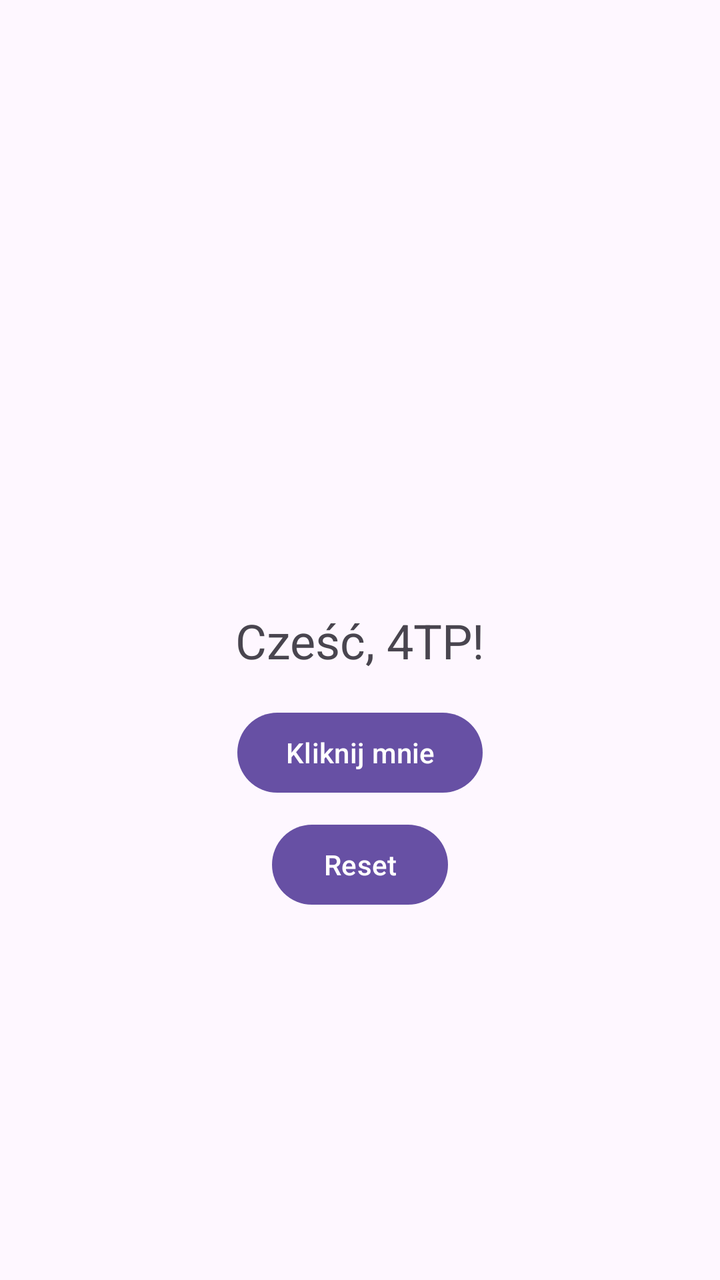
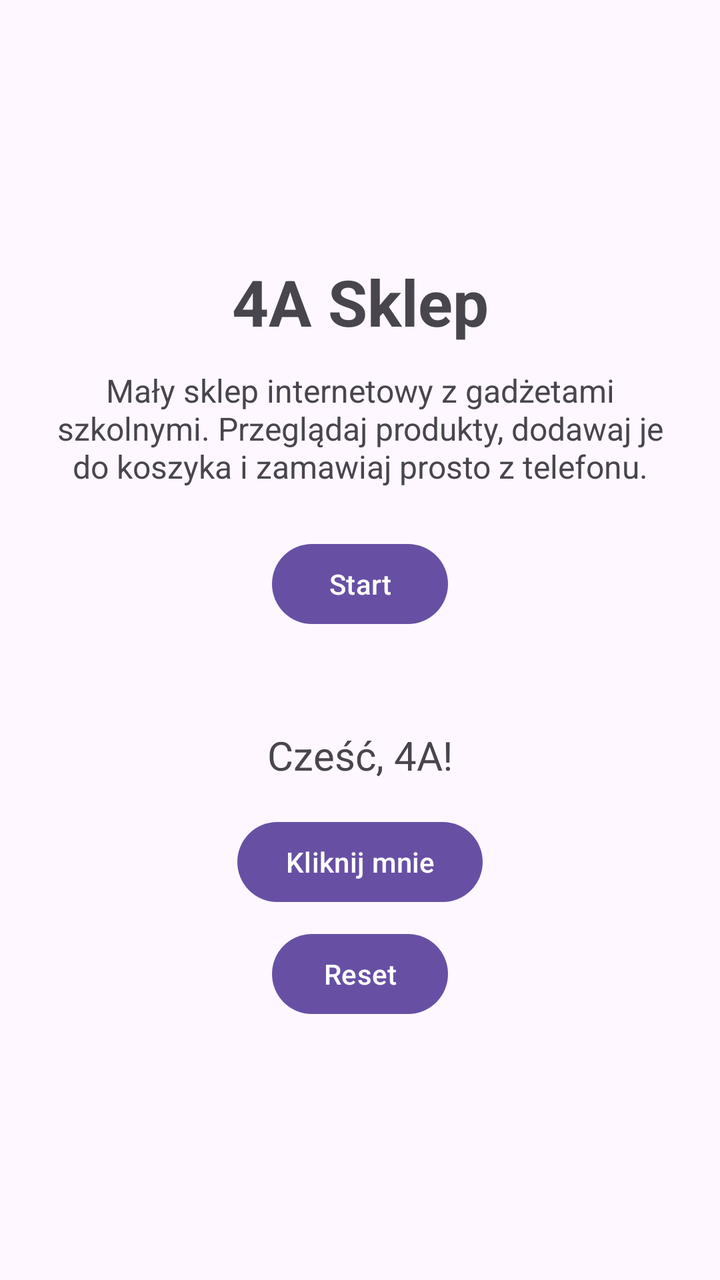

The first picture is an Android layout as it rendered before a commit; the second is the same layout after the commit. The layout source and the unified diff follow.
<!-- AndroidManifest.xml: application theme Theme.HelloApp -->
<!-- res/layout/activity_main.xml -->
<?xml version="1.0" encoding="utf-8"?>
<androidx.constraintlayout.widget.ConstraintLayout xmlns:android="http://schemas.android.com/apk/res/android"
    xmlns:app="http://schemas.android.com/apk/res-auto"
    xmlns:tools="http://schemas.android.com/tools"
    android:id="@+id/main"
    android:layout_width="match_parent"
    android:layout_height="match_parent"
    tools:context=".MainActivity">

    <TextView
        android:id="@+id/text_greeting"
        android:layout_width="wrap_content"
        android:layout_height="wrap_content"
        android:text="@string/greeting"
        android:textSize="24sp"
        app:layout_constraintBottom_toBottomOf="parent"
        app:layout_constraintEnd_toEndOf="parent"
        app:layout_constraintStart_toStartOf="parent"
        app:layout_constraintTop_toTopOf="parent" />

    <Button
        android:id="@+id/button_click"
        android:layout_width="wrap_content"
        android:layout_height="wrap_content"
        android:layout_marginTop="16dp"
        android:text="@string/button_click"
        app:layout_constraintEnd_toEndOf="parent"
        app:layout_constraintStart_toStartOf="parent"
        app:layout_constraintTop_toBottomOf="@id/text_greeting" />

    <Button
        android:id="@+id/button_reset"
        android:layout_width="wrap_content"
        android:layout_height="wrap_content"
        android:layout_marginTop="8dp"
        android:text="@string/button_reset"
        app:layout_constraintEnd_toEndOf="parent"
        app:layout_constraintStart_toStartOf="parent"
        app:layout_constraintTop_toBottomOf="@id/button_click" />

</androidx.constraintlayout.widget.ConstraintLayout>
<!-- resources referenced by this layout -->
<resources>
  <string name="button_click">Kliknij mnie</string>
  <string name="button_reset">Reset</string>
  <string name="greeting">Cześć, 4TP!</string>
  <style name="Theme.HelloApp" parent="Base.Theme.HelloApp" />
  <style name="Base.Theme.HelloApp" parent="Theme.Material3.DayNight.NoActionBar">
          
          
      </style>
</resources>

<!-- the commit's change to res/layout/activity_main.xml (unified diff, before → after) -->
@@ -7,16 +7,58 @@
     android:layout_height="match_parent"
     tools:context=".MainActivity">
 
+    
+    <TextView
+        android:id="@+id/text_title"
+        android:layout_width="wrap_content"
+        android:layout_height="wrap_content"
+        android:text="@string/shop_title"
+        android:textSize="32sp"
+        android:textStyle="bold"
+        app:layout_constraintBottom_toTopOf="@id/text_description"
+        app:layout_constraintEnd_toEndOf="parent"
+        app:layout_constraintStart_toStartOf="parent"
+        app:layout_constraintTop_toTopOf="parent"
+        app:layout_constraintVertical_chainStyle="packed" />
+
+    <TextView
+        android:id="@+id/text_description"
+        android:layout_width="0dp"
+        android:layout_height="wrap_content"
+        android:layout_marginStart="24dp"
+        android:layout_marginTop="12dp"
+        android:layout_marginEnd="24dp"
+        android:gravity="center"
+        android:text="@string/shop_description"
+        android:textSize="16sp"
+        app:layout_constraintBottom_toTopOf="@id/button_start"
+        app:layout_constraintEnd_toEndOf="parent"
+        app:layout_constraintStart_toStartOf="parent"
+        app:layout_constraintTop_toBottomOf="@id/text_title" />
+
+    <Button
+        android:id="@+id/button_start"
+        android:layout_width="wrap_content"
+        android:layout_height="wrap_content"
+        android:layout_marginTop="24dp"
+        android:text="@string/button_start"
+        app:layout_constraintBottom_toTopOf="@id/text_greeting"
+        app:layout_constraintEnd_toEndOf="parent"
+        app:layout_constraintStart_toStartOf="parent"
+        app:layout_constraintTop_toBottomOf="@id/text_description" />
+
+    
     <TextView
         android:id="@+id/text_greeting"
         android:layout_width="wrap_content"
         android:layout_height="wrap_content"
+        android:layout_marginTop="48dp"
         android:text="@string/greeting"
-        android:textSize="24sp"
-        app:layout_constraintBottom_toBottomOf="parent"
+        android:textSize="20sp"
+        app:layout_constraintBottom_toTopOf="@id/button_click"
         app:layout_constraintEnd_toEndOf="parent"
         app:layout_constraintStart_toStartOf="parent"
-        app:layout_constraintTop_toTopOf="parent" />
+        app:layout_constraintTop_toBottomOf="@id/button_start" />
 
     <Button
         android:id="@+id/button_click"
@@ -24,6 +66,7 @@
         android:layout_height="wrap_content"
         android:layout_marginTop="16dp"
         android:text="@string/button_click"
+        app:layout_constraintBottom_toTopOf="@id/button_reset"
         app:layout_constraintEnd_toEndOf="parent"
         app:layout_constraintStart_toStartOf="parent"
         app:layout_constraintTop_toBottomOf="@id/text_greeting" />
@@ -34,6 +77,7 @@
         android:layout_height="wrap_content"
         android:layout_marginTop="8dp"
         android:text="@string/button_reset"
+        app:layout_constraintBottom_toBottomOf="parent"
         app:layout_constraintEnd_toEndOf="parent"
         app:layout_constraintStart_toStartOf="parent"
         app:layout_constraintTop_toBottomOf="@id/button_click" />
<!-- resource entries referenced after the edit -->
@@ -2,7 +2,10 @@
 <resources>
   <string name="button_click">Kliknij mnie</string>
   <string name="button_reset">Reset</string>
-  <string name="greeting">Cześć, 4TP!</string>
+  <string name="button_start">Start</string>
+  <string name="greeting">Cześć, 4A!</string>
+  <string name="shop_description">Mały sklep internetowy z gadżetami szkolnymi. Przeglądaj produkty, dodawaj je do koszyka i zamawiaj prosto z telefonu.</string>
+  <string name="shop_title">4A Sklep</string>
   <style name="Theme.HelloApp" parent="Base.Theme.HelloApp" />
   <style name="Base.Theme.HelloApp" parent="Theme.Material3.DayNight.NoActionBar">
           
